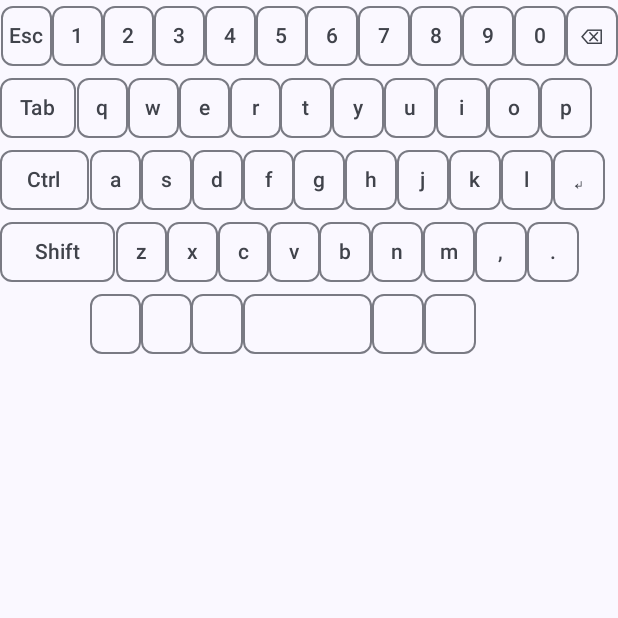
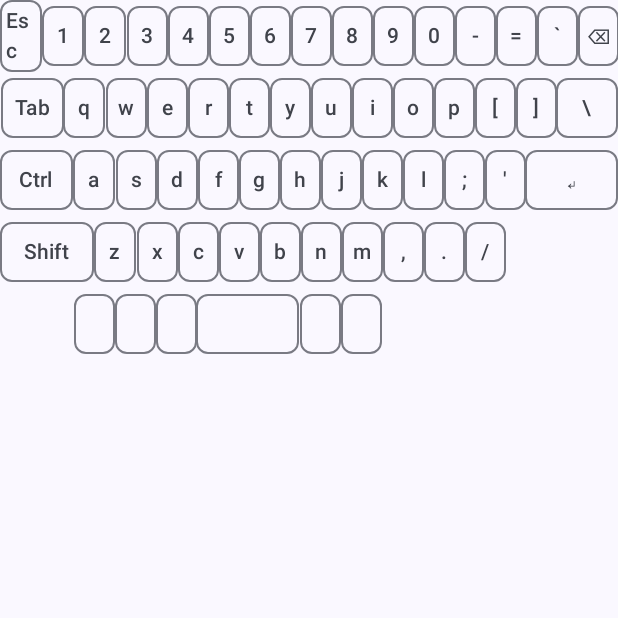
Before and after one commit to hiroyuki-komatsu/misc, an Android app built with Jetpack Compose: the screen it shows after launch (MainActivity), on a phone screen of 412 x 824 dp, the top half of it. Run offline under Robolectric (Android 15) with nearby library versions, the phone set to English and light mode, and no system bars; libraries missing offline, so code that uses them is left out: com.hoho.android.

Commit message:
Add more keys

```diff
--- a/apps/hidemu/app/src/main/java/org/taiyaki/hidemu/MainActivity.kt
+++ b/apps/hidemu/app/src/main/java/org/taiyaki/hidemu/MainActivity.kt
@@ -439,6 +439,7 @@ class MainActivity : ComponentActivity() {
 typealias LayoutMap = Map<String, List<String>>
 
 val LAYOUT_MAP: LayoutMap = mapOf(
+    // Row of numbers
     "POS_ESC" to listOf("Esc", "ESC"),
     "POS_1" to listOf("1", "1"),
     "POS_2" to listOf("2", "2"),
@@ -450,6 +451,11 @@ val LAYOUT_MAP: LayoutMap = mapOf(
     "POS_8" to listOf("8", "8"),
     "POS_9" to listOf("9", "9"),
     "POS_0" to listOf("0", "0"),
+    "POS_MINUS" to listOf("-", "-"),
+    "POS_EQUAL" to listOf("=", "="),
+    "POS_GRAVE" to listOf("`", "`"),
+    "POS_BACKSPACE" to listOf("⌫", "BACKSPACE"),
+    // Row of QWER...
     "POS_TAB" to listOf("Tab", "TAB"),
     "POS_Q" to listOf("q", "q"),
     "POS_W" to listOf("w", "w"),
@@ -461,7 +467,10 @@ val LAYOUT_MAP: LayoutMap = mapOf(
     "POS_I" to listOf("i", "i"),
     "POS_O" to listOf("o", "o"),
     "POS_P" to listOf("p", "p"),
-    "POS_BACKSPACE" to listOf("⌫", "BACKSPACE"),
+    "POS_LEFTBRACE" to listOf("[", "["),
+    "POS_RIGHTBRACE" to listOf("]", "]"),
+    "POS_BACKSLASH" to listOf("\\", "\\"),
+    // Row of ASDF...
     "POS_LEFTCTRL" to listOf("Ctrl", "LEFTCTRL"),
     "POS_A" to listOf("a", "a"),
     "POS_S" to listOf("s", "s"),
@@ -472,7 +481,10 @@ val LAYOUT_MAP: LayoutMap = mapOf(
     "POS_J" to listOf("j", "j"),
     "POS_K" to listOf("k", "k"),
     "POS_L" to listOf("l", "l"),
+    "POS_SEMICOLON" to listOf(";", ";"),
+    "POS_APOSTROPHE" to listOf("'", "'"),
     "POS_ENTER" to listOf("↵", "ENTER"),
+    // Row of ZXCV...
     "POS_LEFTSHIFT" to listOf("Shift", "LEFTSHIFT"),
     "POS_Z" to listOf("z", "z"),
     "POS_X" to listOf("x", "x"),
@@ -483,9 +495,11 @@ val LAYOUT_MAP: LayoutMap = mapOf(
     "POS_M" to listOf("m", "m"),
     "POS_COMMA" to listOf(",", ","),
     "POS_DOT" to listOf(".", "."),
+    "POS_SLASH" to listOf("/", "/"),
 )
 
 val LAYOUT_SHIFTED_MAP: LayoutMap = mapOf(
+    // Row of numbers
     "POS_ESC" to listOf("Esc", "ESC"),
     "POS_1" to listOf("!", "!"),
     "POS_2" to listOf("@", "@"),
@@ -497,7 +511,12 @@ val LAYOUT_SHIFTED_MAP: LayoutMap = mapOf(
     "POS_8" to listOf("*", "*"),
     "POS_9" to listOf("(", "("),
     "POS_0" to listOf(")", ")"),
+    "POS_MINUS" to listOf("_", "_"),
+    "POS_EQUAL" to listOf("+", "+"),
+    "POS_GRAVE" to listOf("~", "~"),
+    "POS_BACKSPACE" to listOf("⌫", "BACKSPACE"),
     "POS_TAB" to listOf("Tab", "TAB"),
+    // Row of QWER...
     "POS_Q" to listOf("Q", "Q"),
     "POS_W" to listOf("W", "W"),
     "POS_E" to listOf("E", "E"),
@@ -508,7 +527,10 @@ val LAYOUT_SHIFTED_MAP: LayoutMap = mapOf(
     "POS_I" to listOf("I", "I"),
     "POS_O" to listOf("O", "O"),
     "POS_P" to listOf("P", "P"),
-    "POS_BACKSPACE" to listOf("⌫", "BACKSPACE"),
+    "POS_LEFTBRACE" to listOf("{", "{"),
+    "POS_RIGHTBRACE" to listOf("}", "}"),
+    "POS_BACKSLASH" to listOf("|", "|"),
+    // Row of ASDF...
     "POS_LEFTCTRL" to listOf("Ctrl", "LEFTCTRL"),
     "POS_A" to listOf("A", "A"),
     "POS_S" to listOf("S", "S"),
@@ -519,7 +541,10 @@ val LAYOUT_SHIFTED_MAP: LayoutMap = mapOf(
     "POS_J" to listOf("J", "J"),
     "POS_K" to listOf("K", "K"),
     "POS_L" to listOf("L", "L"),
+    "POS_SEMICOLON" to listOf(":", ":"),
+    "POS_APOSTROPHE" to listOf("\"", "\""),
     "POS_ENTER" to listOf("↵", "ENTER"),
+    // Row of ZXCV...
     "POS_LEFTSHIFT" to listOf("Shift", "LEFTSHIFT"),
     "POS_Z" to listOf("Z", "Z"),
     "POS_X" to listOf("X", "X"),
@@ -530,6 +555,7 @@ val LAYOUT_SHIFTED_MAP: LayoutMap = mapOf(
     "POS_M" to listOf("M", "M"),
     "POS_COMMA" to listOf(",", ","),
     "POS_DOT" to listOf(".", "."),
+    "POS_SLASH" to listOf("?", "?"),
 )
 
 typealias LayoutData = List<List<Pair<String, Float>>>
@@ -547,6 +573,9 @@ val LAYOUT_DATA: LayoutData = listOf(
         Pair("POS_8", 1f),
         Pair("POS_9", 1f),
         Pair("POS_0", 1f),
+        Pair("POS_MINUS", 1f),
+        Pair("POS_EQUAL", 1f),
+        Pair("POS_GRAVE", 1f),
         Pair("POS_BACKSPACE", 1f),
     ), listOf(
         Pair("POS_TAB", 1.5f),
@@ -560,6 +589,9 @@ val LAYOUT_DATA: LayoutData = listOf(
         Pair("POS_I", 1f),
         Pair("POS_O", 1f),
         Pair("POS_P", 1f),
+        Pair("POS_LEFTBRACE", 1f),
+        Pair("POS_RIGHTBRACE", 1f),
+        Pair("POS_BACKSLASH", 1.5f),
     ), listOf(
         Pair("POS_LEFTCTRL", 1.75f),
         Pair("POS_A", 1f),
@@ -571,7 +603,9 @@ val LAYOUT_DATA: LayoutData = listOf(
         Pair("POS_J", 1f),
         Pair("POS_K", 1f),
         Pair("POS_L", 1f),
-        Pair("POS_ENTER", 1f),
+        Pair("POS_SEMICOLON", 1f),
+        Pair("POS_APOSTROPHE", 1f),
+        Pair("POS_ENTER", 2.25f),
     ), listOf(
         Pair("POS_LEFTSHIFT", 2.25f),
         Pair("POS_Z", 1f),
@@ -583,6 +617,7 @@ val LAYOUT_DATA: LayoutData = listOf(
         Pair("POS_M", 1f),
         Pair("POS_COMMA", 1f),
         Pair("POS_DOT", 1f),
+        Pair("POS_SLASH", 1f),
     ), listOf(
         Pair("", 1.75f),
         Pair("POS_", 1f),
@@ -684,3 +719,14 @@ fun KeyboardPreview() {
         Keyboard(onKeyInput = { "" })
     }
 }
+
+@Preview(showBackground = true, device = "spec:parent=pixel_5")
+@Composable
+fun LayersPreview() {
+    HIDEmulatorTheme {
+        Column {
+            Layer({}, LAYOUT_DATA, LAYOUT_MAP)
+            Layer({}, LAYOUT_DATA, LAYOUT_SHIFTED_MAP)
+        }
+    }
+}
```
